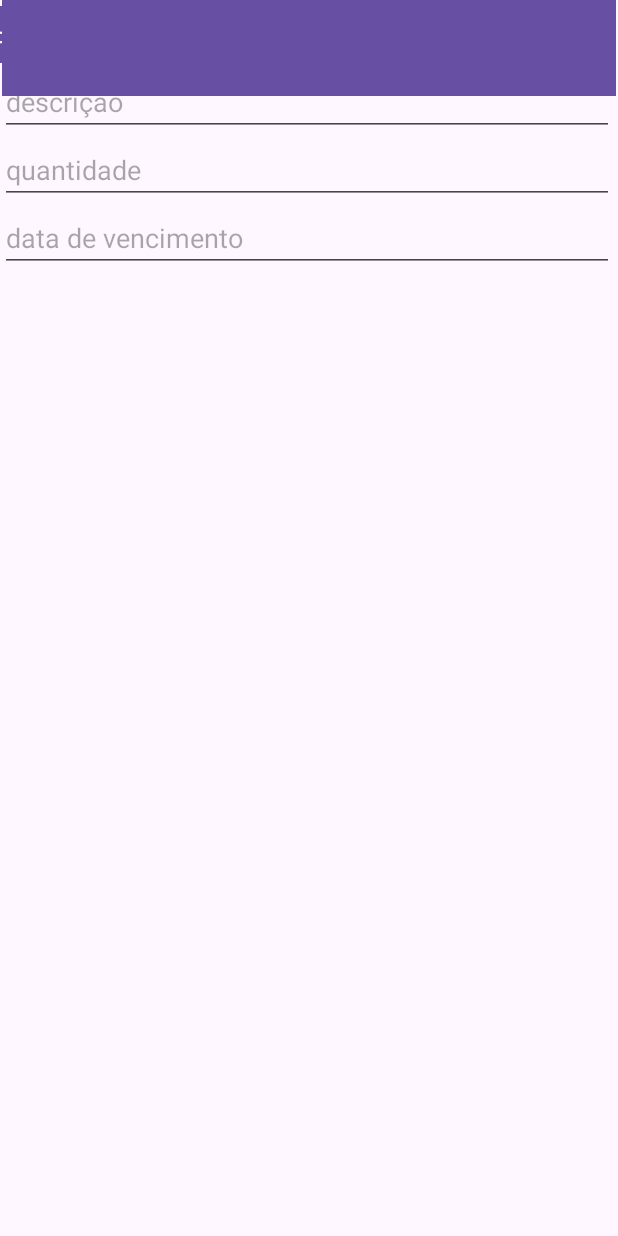
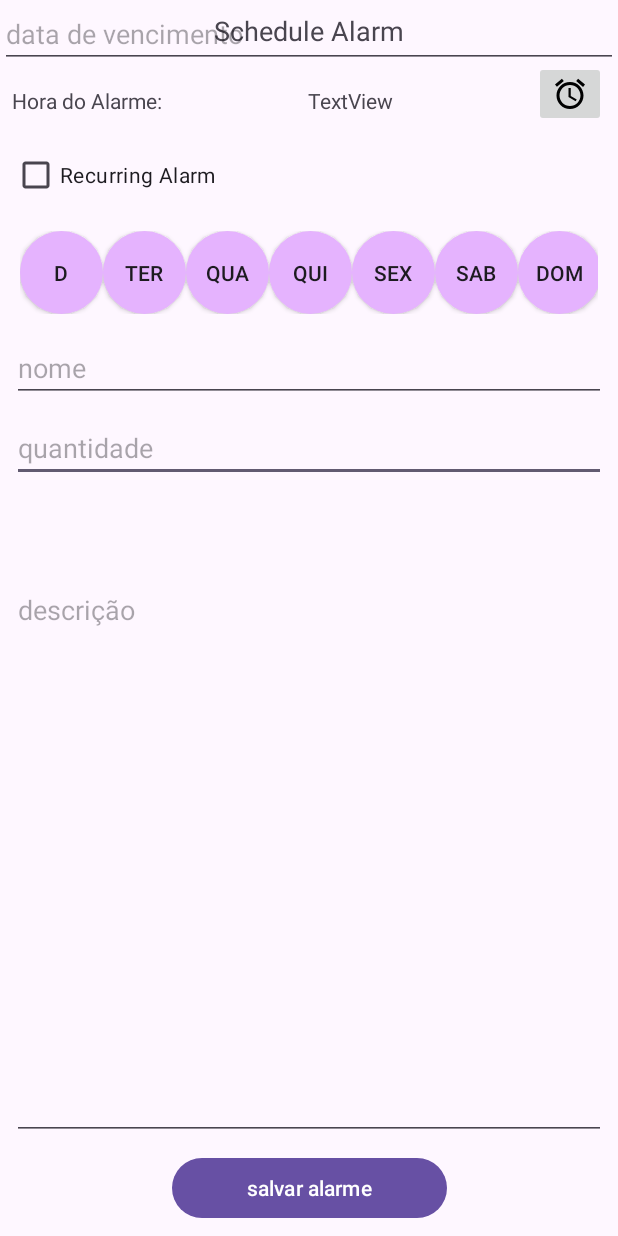
Before and after one commit to larissa-bianca/projetoIntegrador, an Android app: the NewItemActivity screen opened directly, with no data from a screen before it, on a phone screen of 412 x 824 dp. Run offline under Robolectric (Android 15) with nearby library versions, the phone set to English and light mode, and no system bars.

Commit message:
interface de conf do compartimento

```diff
--- a/app/src/main/res/drawable/tgbutton_bg.xml
+++ b/app/src/main/res/drawable/tgbutton_bg.xml
@@ -1,9 +1,5 @@
 <?xml version="1.0" encoding="utf-8"?>
 <shape xmlns:android="http://schemas.android.com/apk/res/android"
     android:shape="oval">
-    <corners android:radius="5dp"/>
-    <size
-        android:height="55dp"
-        android:width="55dp"/>
     <solid android:color="#E5B3FE"/>
 </shape>
--- a/app/src/main/res/layout/activity_new_item.xml
+++ b/app/src/main/res/layout/activity_new_item.xml
@@ -12,68 +12,66 @@
         android:id="@+id/fragment_createalarm_scheduleAlarmHeading"
         android:layout_width="match_parent"
         android:layout_height="wrap_content"
+        android:layout_marginStart="8dp"
+        android:layout_marginTop="8dp"
+        android:layout_marginEnd="8dp"
         android:text="Schedule Alarm"
         android:textAlignment="center"
         android:textAppearance="@style/TextAppearance.AppCompat.Medium"
-        app:layout_constraintBottom_toTopOf="@+id/linearLayout"
+        app:layout_constraintEnd_toEndOf="parent"
         app:layout_constraintStart_toStartOf="parent"
-        app:layout_constraintTop_toBottomOf="@+id/toolbar" />
+        app:layout_constraintTop_toTopOf="parent" />
 
     <Button
         android:id="@+id/btnAddItem"
         android:layout_width="183dp"
         android:layout_height="48dp"
         android:layout_gravity="center"
+        android:layout_marginBottom="8dp"
         android:text="salvar alarme"
-        tools:layout_editor_absoluteX="212dp"
-        tools:layout_editor_absoluteY="667dp" />
+        app:layout_constraintBottom_toBottomOf="parent"
+        app:layout_constraintEnd_toEndOf="parent"
+        app:layout_constraintStart_toStartOf="parent" />
+
+    <EditText
+        android:id="@+id/etQtd"
+        android:layout_width="match_parent"
+        android:layout_height="wrap_content"
+        android:layout_marginStart="8dp"
+        android:layout_marginTop="8dp"
+        android:layout_marginEnd="8dp"
+        android:ems="10"
+        android:hint="quantidade "
+        android:inputType="number"
+        app:layout_constraintEnd_toEndOf="parent"
+        app:layout_constraintHorizontal_bias="0.0"
+        app:layout_constraintStart_toStartOf="parent"
+        app:layout_constraintTop_toBottomOf="@+id/etNome" />
+
+    <EditText
+        android:id="@+id/etVencim"
+        android:layout_width="match_parent"
+        android:layout_height="wrap_content"
+        android:ems="10"
+        android:hint="data de vencimento"
+        android:inputType="date"
+        app:layout_constraintEnd_toEndOf="parent"
+        app:layout_constraintStart_toStartOf="parent"
+        tools:layout_editor_absoluteY="363dp" />
 
     <LinearLayout
         android:id="@+id/linearLayout"
-        android:layout_width="409dp"
-        android:layout_height="240dp"
-        android:orientation="vertical"
-        app:layout_constraintBottom_toTopOf="@+id/linearLayout2"
-        tools:layout_editor_absoluteX="0dp">
-
-        <EditText
-            android:id="@+id/etTitle"
         android:layout_width="match_parent"
         android:layout_height="wrap_content"
-            android:hint="Alarm Title"
-            android:inputType="text" />
-
-        <LinearLayout
-            android:layout_width="match_parent"
-            android:layout_height="wrap_content"
-            android:orientation="horizontal">
-
-            <EditText
-                android:id="@+id/time_picker"
-                android:layout_width="wrap_content"
-                android:layout_height="wrap_content"
-                android:ems="10"
-                android:inputType="time" />
-
-            <ImageButton
-                android:id="@+id/imgButtonTime"
-                android:layout_width="wrap_content"
-                android:layout_height="wrap_content"
-                app:srcCompat="@drawable/baseline_access_alarm_24" />
-        </LinearLayout>
-
-        <CheckBox
-            android:id="@+id/fragment_createalarm_recurring"
-            android:layout_width="match_parent"
-            android:layout_height="wrap_content"
-            android:checked="false"
-            android:text="Recurring Alarm" />
-
-        <LinearLayout
-            android:layout_width="match_parent"
-            android:layout_height="55dp"
+        android:layout_marginStart="8dp"
+        android:layout_marginTop="8dp"
+        android:layout_marginEnd="8dp"
         android:gravity="fill_horizontal"
-            android:orientation="horizontal">
+        android:orientation="horizontal"
+        android:padding="5dp"
+        app:layout_constraintEnd_toEndOf="parent"
+        app:layout_constraintStart_toStartOf="parent"
+        app:layout_constraintTop_toBottomOf="@+id/fragment_createalarm_recurring">
 
         <ToggleButton
             android:id="@+id/toggleBtn_seg"
@@ -81,8 +79,8 @@
             android:layout_height="55dp"
             android:background="@drawable/tgbutton_bg"
             android:text="ToggleButton"
-                android:textOff="Seg"
-                android:textOn="Seg" />
+            android:textOff="D"
+            android:textOn="D" />
 
         <ToggleButton
             android:id="@+id/toggleBtn_ter"
@@ -138,75 +136,81 @@
             android:textOn="dom" />
     </LinearLayout>
 
-    </LinearLayout>
+    <ImageButton
+        android:id="@+id/imgButtonTime"
+        android:layout_width="wrap_content"
+        android:layout_height="wrap_content"
+        android:layout_marginTop="8dp"
+        android:layout_marginEnd="8dp"
+        app:layout_constraintEnd_toEndOf="parent"
+        app:layout_constraintTop_toBottomOf="@+id/fragment_createalarm_scheduleAlarmHeading"
+        app:srcCompat="@drawable/baseline_access_alarm_24" />
 
-    <LinearLayout
-        android:id="@+id/linearLayout2"
-        android:layout_width="409dp"
-        android:layout_height="206dp"
-        android:orientation="vertical"
-        tools:layout_editor_absoluteX="2dp"
-        tools:layout_editor_absoluteY="369dp">
+    <TextView
+        android:id="@+id/textView"
+        android:layout_width="wrap_content"
+        android:layout_height="wrap_content"
+        android:layout_marginStart="8dp"
+        android:layout_marginTop="8dp"
+        android:layout_marginEnd="8dp"
+        android:text="TextView"
+        app:layout_constraintBottom_toTopOf="@+id/fragment_createalarm_recurring"
+        app:layout_constraintEnd_toStartOf="@+id/imgButtonTime"
+        app:layout_constraintStart_toEndOf="@+id/textView2"
+        app:layout_constraintTop_toBottomOf="@+id/fragment_createalarm_scheduleAlarmHeading" />
+
+    <TextView
+        android:id="@+id/textView2"
+        android:layout_width="wrap_content"
+        android:layout_height="wrap_content"
+        android:layout_marginStart="8dp"
+        android:layout_marginTop="8dp"
+        android:text="Hora do Alarme: "
+        app:layout_constraintBottom_toTopOf="@+id/fragment_createalarm_recurring"
+        app:layout_constraintStart_toStartOf="parent"
+        app:layout_constraintTop_toBottomOf="@+id/fragment_createalarm_scheduleAlarmHeading" />
+
+    <CheckBox
+        android:id="@+id/fragment_createalarm_recurring"
+        android:layout_width="match_parent"
+        android:layout_height="wrap_content"
+        android:layout_marginStart="8dp"
+        android:layout_marginTop="8dp"
+        android:layout_marginEnd="8dp"
+        android:checked="false"
+        android:text="Recurring Alarm"
+        app:layout_constraintEnd_toEndOf="parent"
+        app:layout_constraintStart_toStartOf="parent"
+        app:layout_constraintTop_toBottomOf="@+id/imgButtonTime" />
 
     <EditText
         android:id="@+id/etNome"
         android:layout_width="match_parent"
         android:layout_height="wrap_content"
+        android:layout_marginStart="8dp"
+        android:layout_marginTop="8dp"
+        android:layout_marginEnd="8dp"
         android:ems="10"
         android:hint="nome"
-            android:inputType="text" />
+        android:inputType="text"
+        app:layout_constraintEnd_toEndOf="parent"
+        app:layout_constraintStart_toStartOf="parent"
+        app:layout_constraintTop_toBottomOf="@+id/linearLayout" />
 
     <EditText
         android:id="@+id/etDesc"
-            android:layout_width="match_parent"
-            android:layout_height="wrap_content"
+        android:layout_width="0dp"
+        android:layout_height="0dp"
+        android:layout_marginStart="8dp"
+        android:layout_marginTop="8dp"
+        android:layout_marginEnd="8dp"
+        android:layout_marginBottom="8dp"
         android:ems="10"
         android:hint="descrição"
-            android:inputType="text|textMultiLine" />
-
-        <EditText
-            android:id="@+id/etQtd"
-            android:layout_width="match_parent"
-            android:layout_height="wrap_content"
-            android:ems="10"
-            android:hint="quantidade "
-            android:inputType="number" />
-
-        <EditText
-            android:id="@+id/etVencim"
-            android:layout_width="match_parent"
-            android:layout_height="wrap_content"
-            android:ems="10"
-            android:hint="data de vencimento"
-            android:inputType="date" />
-
-        <EditText
-            android:id="@+id/editTextText"
-            android:layout_width="match_parent"
-            android:layout_height="83dp"
-            android:ems="10"
-            android:inputType="text"
-            android:text="Name" />
-    </LinearLayout>
-
-    <Button
-        android:id="@+id/btnCancel"
-        android:layout_width="173dp"
-        android:layout_height="46dp"
-        android:text="cancelar"
-        app:layout_constraintEnd_toStartOf="@+id/btnAddItem"
-        app:layout_constraintStart_toStartOf="parent"
-        tools:layout_editor_absoluteY="669dp" />
-
-    <androidx.appcompat.widget.Toolbar
-        android:id="@+id/toolbar"
-        android:layout_width="409dp"
-        android:layout_height="wrap_content"
-        android:background="?attr/colorPrimary"
-        android:minHeight="?attr/actionBarSize"
-        android:theme="?attr/actionBarTheme"
+        android:inputType="text|textMultiLine"
+        app:layout_constraintBottom_toTopOf="@+id/btnAddItem"
         app:layout_constraintEnd_toEndOf="parent"
         app:layout_constraintStart_toStartOf="parent"
-        app:layout_constraintTop_toTopOf="parent" />
+        app:layout_constraintTop_toBottomOf="@+id/etVencim" />
 
 </androidx.constraintlayout.widget.ConstraintLayout>
--- a/app/src/main/res/layout/item_list.xml
+++ b/app/src/main/res/layout/item_list.xml
@@ -6,8 +6,8 @@
     android:layout_height="match_parent">
 
     <LinearLayout
-        android:layout_width="458dp"
-        android:layout_height="118dp"
+        android:layout_width="0dp"
+        android:layout_height="wrap_content"
         android:layout_marginStart="16dp"
         android:layout_marginTop="8dp"
         android:layout_marginEnd="16dp"
```
Lines whose indentation alone changed are shown as unchanged.
